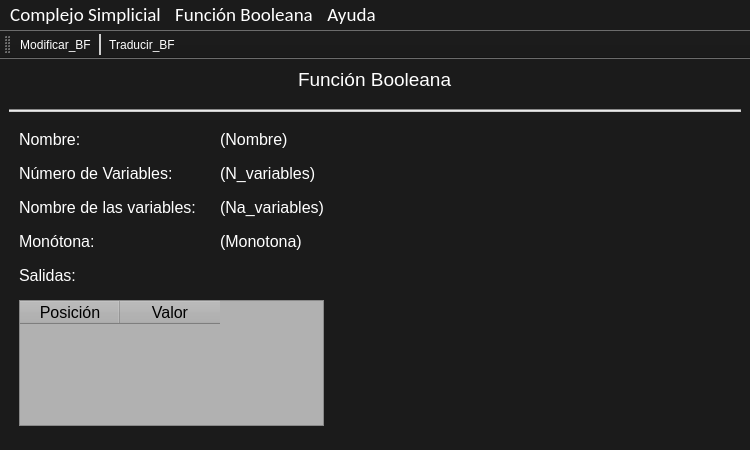
Before: the Qt Designer form Presentacion/TFG_BF_Menu.ui in paascorb/TFG, drawn with Qt 5.
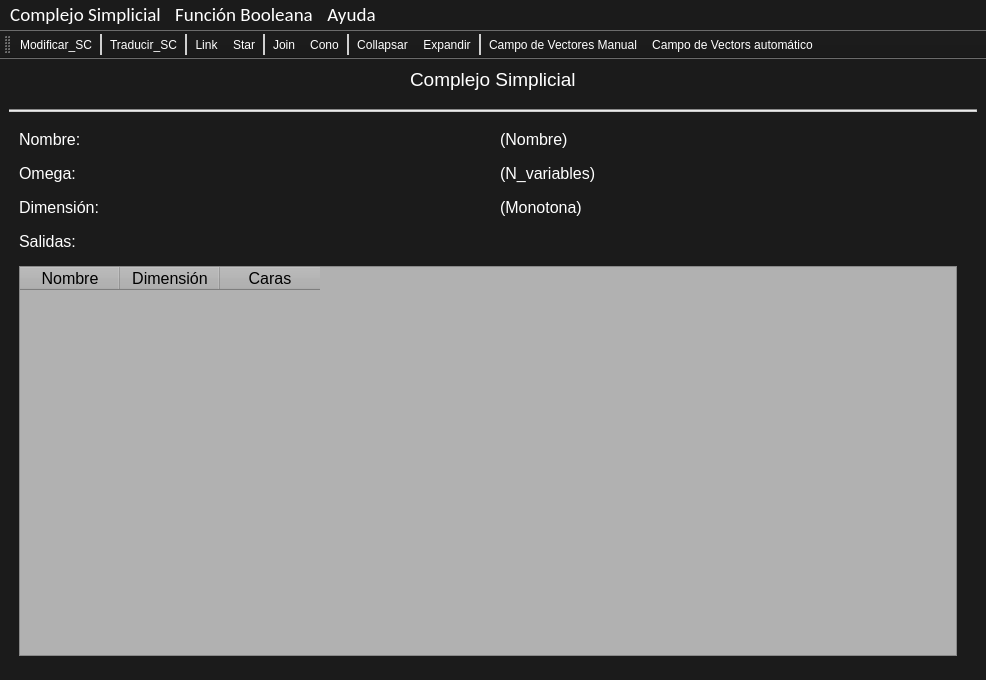
After: the same form once the commit is applied. Icons and pictures are not drawn.

What changed in the file:
```diff
--- a/Presentacion/TFG_BF_Menu.ui
+++ b/Presentacion/TFG_BF_Menu.ui
@@ -6,8 +6,8 @@
    <rect>
     <x>0</x>
     <y>0</y>
-    <width>750</width>
-    <height>450</height>
+    <width>986</width>
+    <height>680</height>
    </rect>
   </property>
   <property name="sizePolicy">
@@ -87,7 +87,7 @@
        </font>
       </property>
       <property name="text">
-       <string>Función Booleana</string>
+       <string>Complejo Simplicial</string>
       </property>
      </widget>
     </item>
@@ -110,20 +110,20 @@
         <property name="verticalSpacing">
          <number>15</number>
         </property>
-        <item row="3" column="0">
-         <widget class="QLabel" name="label_5">
+        <item row="0" column="1">
+         <widget class="QLabel" name="label_nombre_sc">
           <property name="font">
            <font>
             <pointsize>12</pointsize>
            </font>
           </property>
           <property name="text">
-           <string>Monótona:</string>
+           <string>(Nombre)</string>
           </property>
          </widget>
         </item>
         <item row="1" column="1">
-         <widget class="QLabel" name="label_n_variables">
+         <widget class="QLabel" name="label_omega">
           <property name="font">
            <font>
             <pointsize>12</pointsize>
@@ -134,15 +134,15 @@
           </property>
          </widget>
         </item>
-        <item row="3" column="1">
-         <widget class="QLabel" name="label_monotona">
+        <item row="3" column="0" colspan="2">
+         <widget class="QLabel" name="label_3">
           <property name="font">
            <font>
             <pointsize>12</pointsize>
            </font>
           </property>
           <property name="text">
-           <string>(Monotona)</string>
+           <string>Salidas:</string>
           </property>
          </widget>
         </item>
@@ -158,7 +158,43 @@
           </property>
          </widget>
         </item>
-        <item row="6" column="0" colspan="2">
+        <item row="1" column="0">
+         <widget class="QLabel" name="label_4">
+          <property name="font">
+           <font>
+            <pointsize>12</pointsize>
+           </font>
+          </property>
+          <property name="text">
+           <string>Omega:</string>
+          </property>
+         </widget>
+        </item>
+        <item row="2" column="1">
+         <widget class="QLabel" name="label_dimension">
+          <property name="font">
+           <font>
+            <pointsize>12</pointsize>
+           </font>
+          </property>
+          <property name="text">
+           <string>(Monotona)</string>
+          </property>
+         </widget>
+        </item>
+        <item row="2" column="0">
+         <widget class="QLabel" name="label_5">
+          <property name="font">
+           <font>
+            <pointsize>12</pointsize>
+           </font>
+          </property>
+          <property name="text">
+           <string>Dimensión:</string>
+          </property>
+         </widget>
+        </item>
+        <item row="4" column="0" colspan="2">
          <widget class="QTableWidget" name="tableWidget">
           <property name="styleSheet">
            <string notr="true">color: rgb(0, 0, 0);
@@ -166,7 +202,7 @@
           </property>
           <column>
            <property name="text">
-            <string>Posición</string>
+            <string>Nombre</string>
            </property>
            <property name="font">
             <font>
@@ -176,7 +212,7 @@
           </column>
           <column>
            <property name="text">
-            <string>Valor</string>
+            <string>Dimensión</string>
            </property>
            <property name="font">
             <font>
@@ -184,85 +220,37 @@
             </font>
            </property>
           </column>
-         </widget>
-        </item>
-        <item row="0" column="1">
-         <widget class="QLabel" name="label_nombre_bf">
-          <property name="font">
-           <font>
-            <pointsize>12</pointsize>
-           </font>
-          </property>
-          <property name="text">
-           <string>(Nombre)</string>
-          </property>
-         </widget>
-        </item>
-        <item row="1" column="0">
-         <widget class="QLabel" name="label_4">
-          <property name="font">
-           <font>
-            <pointsize>12</pointsize>
-           </font>
-          </property>
-          <property name="text">
-           <string>Número de Variables:</string>
-          </property>
-         </widget>
-        </item>
-        <item row="5" column="0" colspan="2">
-         <widget class="QLabel" name="label_3">
-          <property name="font">
-           <font>
-            <pointsize>12</pointsize>
-           </font>
-          </property>
-          <property name="text">
-           <string>Salidas:</string>
-          </property>
-         </widget>
-        </item>
-        <item row="2" column="0">
-         <widget class="QLabel" name="label_6">
-          <property name="font">
-           <font>
-            <pointsize>12</pointsize>
-           </font>
-          </property>
-          <property name="text">
-           <string>Nombre de las variables:</string>
-          </property>
-         </widget>
-        </item>
-        <item row="2" column="1">
-         <widget class="QLabel" name="label_name_variables">
-          <property name="font">
-           <font>
-            <pointsize>12</pointsize>
-           </font>
-          </property>
-          <property name="text">
-           <string>(Na_variables)</string>
-          </property>
+          <column>
+           <property name="text">
+            <string>Caras</string>
+           </property>
+           <property name="font">
+            <font>
+             <pointsize>12</pointsize>
+            </font>
+           </property>
+          </column>
          </widget>
         </item>
        </layout>
       </item>
       <item>
        <layout class="QGridLayout" name="gridLayout_dinamico">
-        <item row="0" column="0">
-         <spacer name="horizontalSpacer">
-          <property name="orientation">
-           <enum>Qt::Horizontal</enum>
-          </property>
-          <property name="sizeHint" stdset="0">
-           <size>
-            <width>40</width>
-            <height>20</height>
-           </size>
-          </property>
-         </spacer>
-        </item>
+        <property name="leftMargin">
+         <number>5</number>
+        </property>
+        <property name="rightMargin">
+         <number>5</number>
+        </property>
+        <property name="bottomMargin">
+         <number>15</number>
+        </property>
+        <property name="horizontalSpacing">
+         <number>15</number>
+        </property>
+        <property name="verticalSpacing">
+         <number>12</number>
+        </property>
        </layout>
       </item>
      </layout>
@@ -284,7 +272,7 @@
     <rect>
      <x>0</x>
      <y>0</y>
-     <width>750</width>
+     <width>986</width>
      <height>29</height>
     </rect>
    </property>
@@ -370,9 +358,21 @@
    <attribute name="toolBarBreak">
     <bool>false</bool>
    </attribute>
-   <addaction name="actionModificar_BF"/>
+   <addaction name="actionModificar_SC"/>
    <addaction name="separator"/>
-   <addaction name="actionTraducir_BF"/>
+   <addaction name="actionTraducir_SC"/>
+   <addaction name="separator"/>
+   <addaction name="actionLink"/>
+   <addaction name="actionStar"/>
+   <addaction name="separator"/>
+   <addaction name="actionJoin"/>
+   <addaction name="actionCono"/>
+   <addaction name="separator"/>
+   <addaction name="actionCollapsar"/>
+   <addaction name="actionExpandir"/>
+   <addaction name="separator"/>
+   <addaction name="actionCampo_de_Vectores_Manual"/>
+   <addaction name="actionCampo_de_Vectors_autom_tico"/>
   </widget>
   <action name="actionNuevo_sc">
    <property name="text">
@@ -427,31 +427,127 @@
     <string>Acerca de la aplicación</string>
    </property>
   </action>
-  <action name="actionModificar_BF">
+  <action name="actionModificar_SC">
    <property name="icon">
     <iconset resource="../Recursos/resources.qrc">
      <normaloff>:/images/edit.ico</normaloff>:/images/edit.ico</iconset>
    </property>
    <property name="text">
-    <string>Modificar_BF</string>
+    <string>Modificar_SC</string>
    </property>
    <property name="toolTip">
-    <string>Modificar la Función Booleana</string>
+    <string>Modificar el Complejo Simplicial</string>
    </property>
    <property name="shortcut">
     <string>Ctrl+1</string>
    </property>
   </action>
-  <action name="actionTraducir_BF">
+  <action name="actionTraducir_SC">
    <property name="icon">
     <iconset resource="../Recursos/resources.qrc">
-     <normaloff>:/images/translation_bf_to_sc.ico</normaloff>:/images/translation_bf_to_sc.ico</iconset>
+     <normaloff>:/images/translation_sc_to_bf.ico</normaloff>:/images/translation_sc_to_bf.ico</iconset>
    </property>
    <property name="text">
-    <string>Traducir_BF</string>
+    <string>Traducir_SC</string>
    </property>
    <property name="toolTip">
-    <string>Traduccir la función booleana a un complejo simplicial</string>
+    <string>Traducir el complejo simplicial a una función booleana</string>
+   </property>
+  </action>
+  <action name="actionLink">
+   <property name="icon">
+    <iconset resource="../Recursos/resources.qrc">
+     <normaloff>:/images/link.ico</normaloff>:/images/link.ico</iconset>
+   </property>
+   <property name="text">
+    <string>Link</string>
+   </property>
+   <property name="toolTip">
+    <string>Calcular Link para un símplice</string>
+   </property>
+  </action>
+  <action name="actionStar">
+   <property name="icon">
+    <iconset resource="../Recursos/resources.qrc">
+     <normaloff>:/images/star.ico</normaloff>:/images/star.ico</iconset>
+   </property>
+   <property name="text">
+    <string>Star</string>
+   </property>
+   <property name="toolTip">
+    <string>Calcular Star para un símplice</string>
+   </property>
+  </action>
+  <action name="actionJoin">
+   <property name="icon">
+    <iconset resource="../Recursos/resources.qrc">
+     <normaloff>:/images/join.ico</normaloff>:/images/join.ico</iconset>
+   </property>
+   <property name="text">
+    <string>Join</string>
+   </property>
+   <property name="toolTip">
+    <string>Calcular el Join del complejo simplicial con otro a seleccionar</string>
+   </property>
+  </action>
+  <action name="actionCono">
+   <property name="icon">
+    <iconset resource="../Recursos/resources.qrc">
+     <normaloff>:/images/cone.ico</normaloff>:/images/cone.ico</iconset>
+   </property>
+   <property name="text">
+    <string>Cono</string>
+   </property>
+   <property name="toolTip">
+    <string>Calcular el cono del Complejo Simplicial</string>
+   </property>
+  </action>
+  <action name="actionCollapsar">
+   <property name="icon">
+    <iconset resource="../Recursos/resources.qrc">
+     <normaloff>:/images/collapse.ico</normaloff>:/images/collapse.ico</iconset>
+   </property>
+   <property name="text">
+    <string>Collapsar</string>
+   </property>
+   <property name="toolTip">
+    <string>Collapsar el Complejo Simplicial</string>
+   </property>
+  </action>
+  <action name="actionExpandir">
+   <property name="icon">
+    <iconset resource="../Recursos/resources.qrc">
+     <normaloff>:/images/expand.ico</normaloff>:/images/expand.ico</iconset>
+   </property>
+   <property name="text">
+    <string>Expandir</string>
+   </property>
+   <property name="toolTip">
+    <string>Expandir el Complejo Simplicial</string>
+   </property>
+  </action>
+  <action name="actionCampo_de_Vectores_Manual">
+   <property name="icon">
+    <iconset resource="../Recursos/resources.qrc">
+     <normaloff>:/images/manual_vf.ico</normaloff>:/images/manual_vf.ico</iconset>
+   </property>
+   <property name="text">
+    <string>Campo de Vectores Manual</string>
+   </property>
+   <property name="toolTip">
+    <string>Calcular un campo de vectores manualmente</string>
+   </property>
+  </action>
+  <action name="actionCampo_de_Vectors_autom_tico">
+   <property name="icon">
+    <iconset resource="../Recursos/resources.qrc">
+     <normaloff>:/images/auto_vf.ico</normaloff>:/images/auto_vf.ico</iconset>
+   </property>
+   <property name="text">
+    <string>Campo de Vectors automático</string>
+   </property>
+   <property name="toolTip">
+    <string>Calcular un campo de vectores automáticamente</string>
    </property>
   </action>
  </widget>
```
